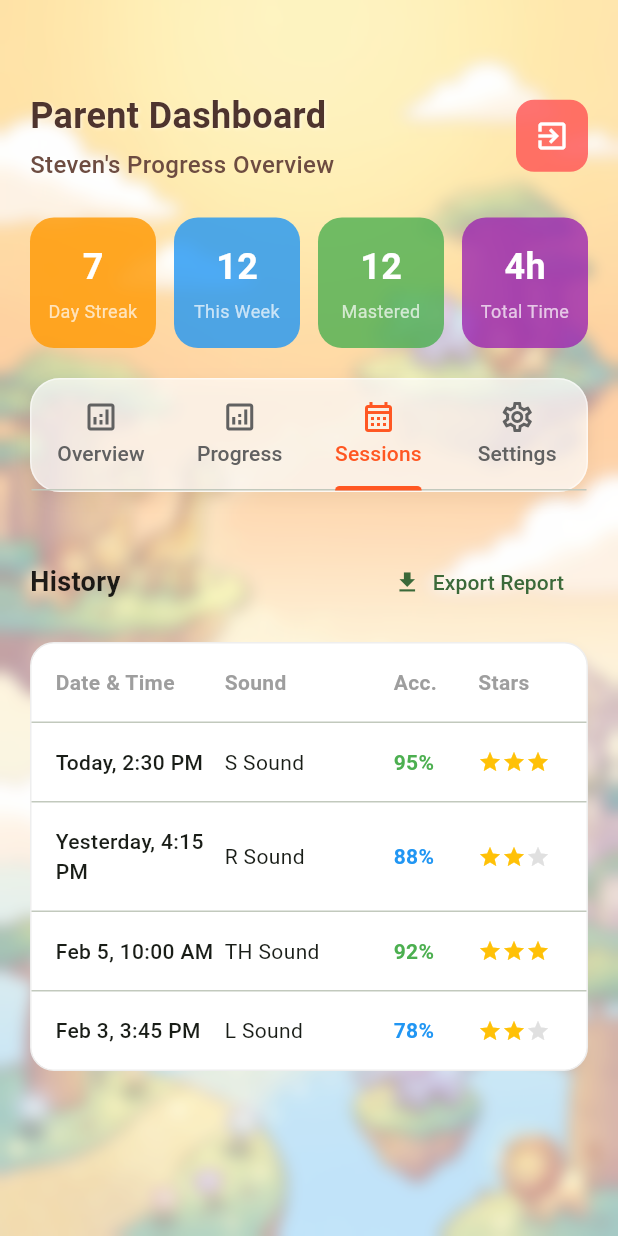
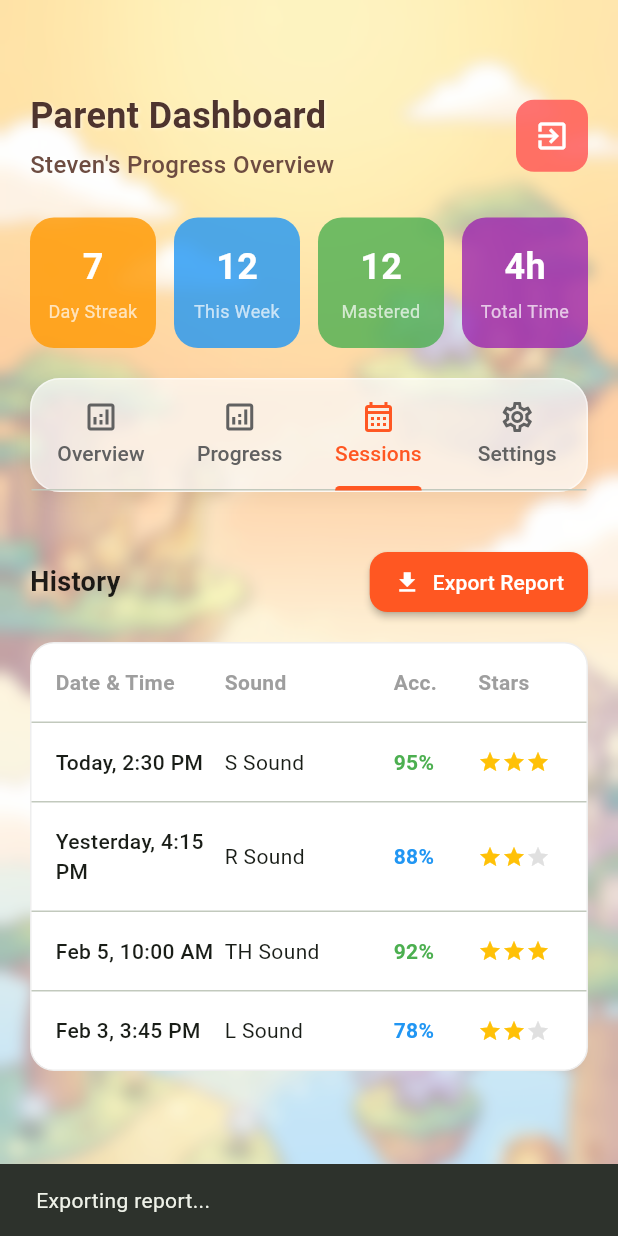
Before and after one commit to StevenBartolome/hci_project, a Flutter app: the ParentDashboardScreen screen opened directly, tab 3 chosen, after a tap on "Export Report", on a phone screen of 412 x 824 dp. Run offline on Flutter 3.47's test engine with Material 3 defaults, Android fonts, the phone set to English and light mode, and no system bars; our stand-ins replace audioplayers, flutter_svg, flutter_tts, permission_handler; missing offline and left inert: record.

Commit message:
fix design of button in parent

```diff
--- a/lib/screens/parent_dashboard_screen.dart
+++ b/lib/screens/parent_dashboard_screen.dart
@@ -789,10 +789,27 @@ class _ParentDashboardScreenState extends State<ParentDashboardScreen>
             mainAxisAlignment: MainAxisAlignment.spaceBetween,
             children: [
               _buildSectionTitle('History'),
-              TextButton.icon(
-                onPressed: () {},
-                icon: const Icon(Icons.download),
+              ElevatedButton.icon(
+                onPressed: () {
+                  // TODO: Implement export functionality
+                  ScaffoldMessenger.of(context).showSnackBar(
+                    const SnackBar(content: Text('Exporting report...')),
+                  );
+                },
+                icon: const Icon(Icons.download, size: 18),
                 label: const Text('Export Report'),
+                style: ElevatedButton.styleFrom(
+                  backgroundColor: Colors.deepOrange,
+                  foregroundColor: Colors.white,
+                  padding: const EdgeInsets.symmetric(
+                    horizontal: 16,
+                    vertical: 10,
+                  ),
+                  shape: RoundedRectangleBorder(
+                    borderRadius: BorderRadius.circular(12),
+                  ),
+                  elevation: 2,
+                ),
               ),
             ],
           ),
```
